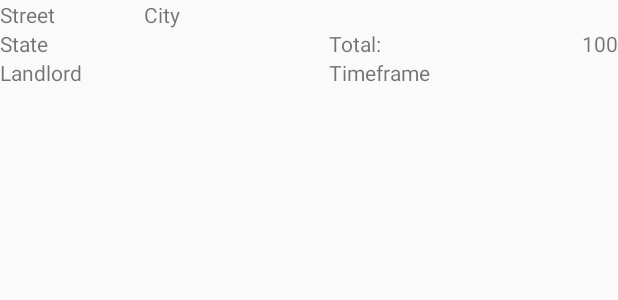
After one commit to pavelhunko/MyRentals, an Android app: the layout fragment_rental_item.xml on its own in the app's theme, with its tools: preview values and no code run, on a phone screen of 412 x 824 dp. The commit adds this screen. Shown: the top 300 px of the screen. Run offline under Robolectric (Android 15) with nearby library versions, the phone set to English and light mode, and no system bars.

Commit message:
Fragment implemented. App is not working

```diff
--- a/app/src/main/AndroidManifest.xml
+++ b/app/src/main/AndroidManifest.xml
@@ -8,7 +8,7 @@
         android:label="@string/app_name"
         android:theme="@style/AppTheme" >
         <activity
-            android:name=".MainActivity"
+            android:name=".ui.MainActivity"
             android:label="@string/app_name" >
             <intent-filter>
                 <action android:name="android.intent.action.MAIN" />
--- a/app/src/main/java/com/pavelhunko/myrentals/RentalEditFragment.java
+++ b/app/src/main/java/com/pavelhunko/myrentals/ui/RentalEditFragment.java
@@ -1,4 +1,4 @@
-package com.pavelhunko.myrentals;
+package com.pavelhunko.myrentals.ui;
 
 import android.app.Fragment;
 import android.content.Context;
@@ -7,6 +7,7 @@ import android.view.LayoutInflater;
 import android.view.View;
 import android.view.ViewGroup;
 
+import com.pavelhunko.myrentals.R;
 
 
 public class RentalEditFragment extends Fragment {
--- a/app/src/main/res/layout/fragment_rental_edit.xml
+++ b/app/src/main/res/layout/fragment_rental_edit.xml
@@ -1,7 +1,7 @@
 <FrameLayout xmlns:android="http://schemas.android.com/apk/res/android"
     xmlns:tools="http://schemas.android.com/tools" android:layout_width="match_parent"
     android:layout_height="match_parent"
-    tools:context="com.pavelhunko.myrentals.RentalEditFragment">
+    tools:context="com.pavelhunko.myrentals.ui.RentalEditFragment">
 
     <!-- TODO: Update blank fragment layout -->
     <TextView android:layout_width="match_parent" android:layout_height="match_parent"
--- /dev/null
+++ b/app/src/main/res/layout/fragment_rental_item.xml
@@ -0,0 +1,73 @@
+<?xml version="1.0" encoding="utf-8"?>
+<RelativeLayout xmlns:android="http://schemas.android.com/apk/res/android"
+    android:layout_width="match_parent" android:layout_height="match_parent">
+
+    <TextView
+        android:layout_width="wrap_content"
+        android:layout_height="wrap_content"
+        android:text="Street"
+        android:id="@+id/ri_street"
+        android:layout_alignParentStart="false"
+        android:layout_alignParentTop="true"
+        android:layout_alignParentLeft="true" />
+
+    <TextView
+        android:layout_width="wrap_content"
+        android:layout_height="wrap_content"
+        android:text="City"
+        android:id="@+id/ri_city"
+        android:layout_marginLeft="59dp"
+        android:layout_marginStart="59dp"
+        android:layout_alignParentTop="true"
+        android:layout_toRightOf="@+id/ri_street"
+        android:layout_toEndOf="@+id/ri_street" />
+
+    <TextView
+        android:layout_width="wrap_content"
+        android:layout_height="wrap_content"
+        android:text="State"
+        android:id="@+id/ri_state"
+        android:layout_below="@+id/ri_street"
+        android:layout_alignParentLeft="true"
+        android:layout_alignParentStart="true" />
+
+    <TextView
+        android:layout_width="wrap_content"
+        android:layout_height="wrap_content"
+        android:text="Total:"
+        android:id="@+id/ri_label_total"
+        android:layout_below="@+id/ri_city"
+        android:layout_toRightOf="@+id/ri_city"
+        android:layout_toEndOf="@+id/ri_city"
+        android:layout_marginLeft="99dp"
+        android:layout_marginStart="99dp" />
+
+    <TextView
+        android:layout_width="wrap_content"
+        android:layout_height="wrap_content"
+        android:text="Landlord"
+        android:id="@+id/ri_landlord"
+        android:layout_below="@+id/ri_state"
+        android:layout_alignParentLeft="true"
+        android:layout_alignParentStart="true" />
+
+    <TextView
+        android:layout_width="wrap_content"
+        android:layout_height="wrap_content"
+        android:textAppearance="?android:attr/textAppearanceSmall"
+        android:text="Timeframe"
+        android:id="@+id/ri_timeframe"
+        android:layout_below="@+id/ri_label_total"
+        android:layout_alignLeft="@+id/ri_label_total"
+        android:layout_alignStart="@+id/ri_label_total" />
+
+    <TextView
+        android:layout_width="wrap_content"
+        android:layout_height="wrap_content"
+        android:textAppearance="?android:attr/textAppearanceSmall"
+        android:text="100"
+        android:id="@+id/ri_total"
+        android:layout_alignTop="@+id/ri_label_total"
+        android:layout_alignParentRight="true"
+        android:layout_alignParentEnd="true" />
+</RelativeLayout>
```
Also changed, not shown: app/src/main/java/com/pavelhunko/myrentals/DAO/RentalDAO.java (added, +19 -0 lines), app/src/main/java/com/pavelhunko/myrentals/DAO/RentalDAOImpl.java (added, +75 -0 lines), app/src/main/java/com/pavelhunko/myrentals/MainActivity.java (deleted, +0 -31 lines), app/src/main/java/com/pavelhunko/myrentals/RentalsOverviewFragment.java (deleted, +0 -22 lines), app/src/main/java/com/pavelhunko/myrentals/adapter/RentalsListAdapter.java (added, +86 -0 lines), app/src/main/java/com/pavelhunko/myrentals/db/DBHelper.java (added, +40 -0 lines), app/src/main/java/com/pavelhunko/myrentals/model/Rental.java (+25 -3 lines), app/src/main/java/com/pavelhunko/myrentals/ui/MainActivity.java (added, +31 -0 lines), app/src/main/java/com/pavelhunko/myrentals/ui/RentalsOverviewFragment.java (added, +60 -0 lines), app/src/main/res/layout/activity_main.xml (+5 -4 lines), app/src/main/res/layout/fragment_main.xml (deleted, +0 -9 lines).
